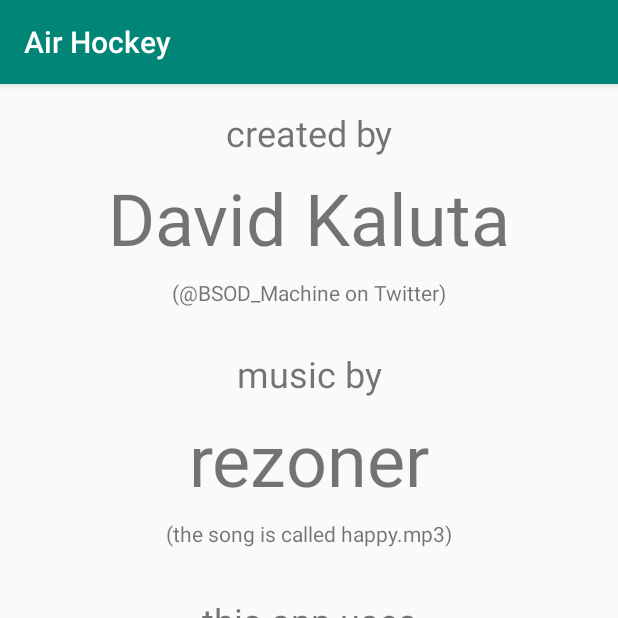
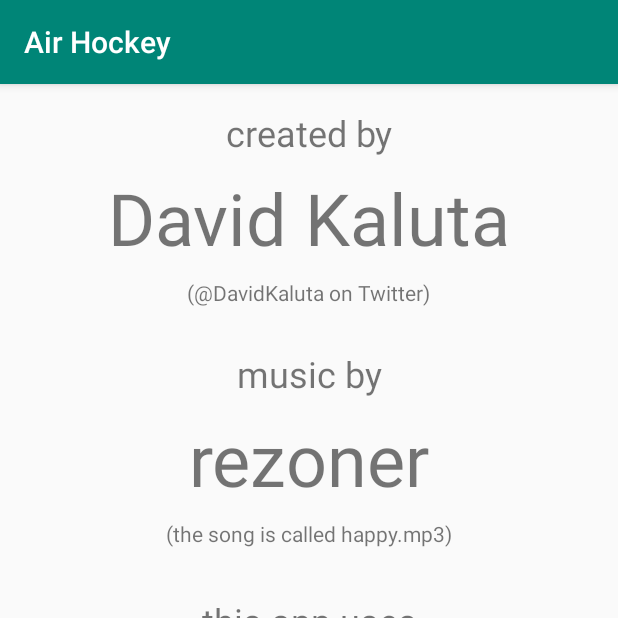
Before and after one commit to DavidKaluta/airhockey, an Android app: the CreditsActivity screen opened directly, with no data from a screen before it, on a phone screen of 412 x 824 dp, the top half of it. Run offline under Robolectric (Android 15) with nearby library versions, the phone set to English and light mode, and no system bars.

Commit message:
fixed documentation

```diff
--- a/app/src/main/res/values/strings.xml
+++ b/app/src/main/res/values/strings.xml
@@ -11,7 +11,7 @@
     <string name="good_job_champ">(Good job, champ!)</string>
     <string name="created_by">created by</string>
     <string name="david_kaluta">David Kaluta</string>
-    <string name="twitter_tag">(@BSOD_Machine on Twitter)</string>
+    <string name="twitter_tag">(@DavidKaluta on Twitter)</string>
     <string name="music_by">music by</string>
     <string name="musician">rezoner</string>
     <string name="song_name">(the song is called happy.mp3)</string>
```
Also changed, not shown: 4 other files.
